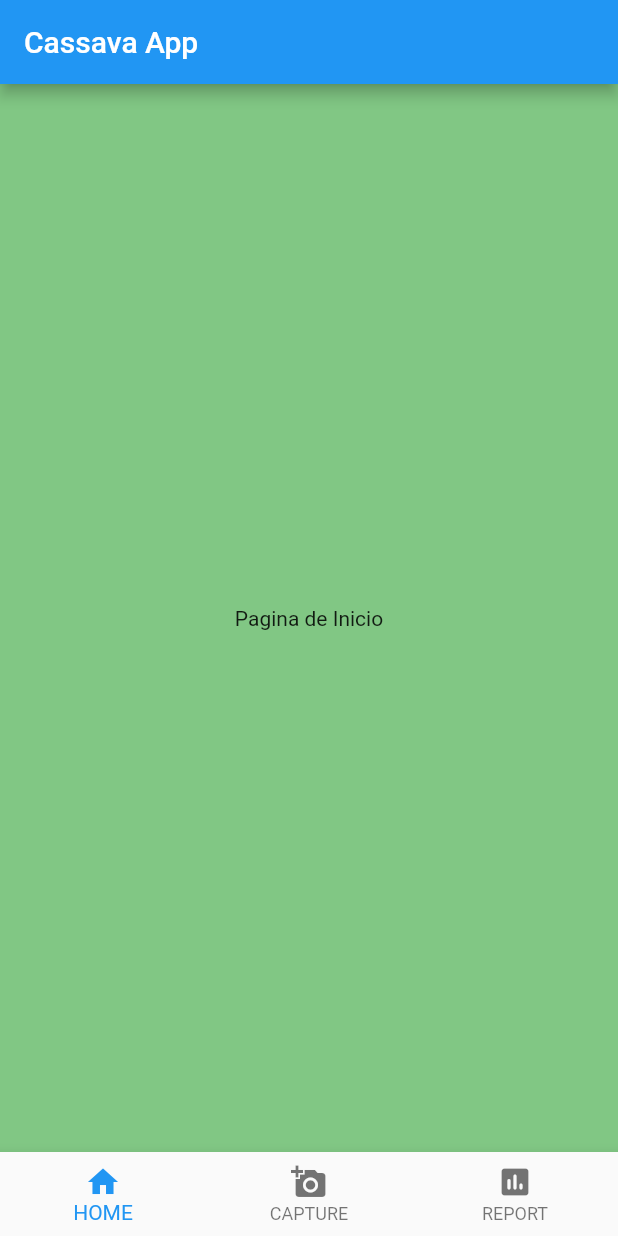
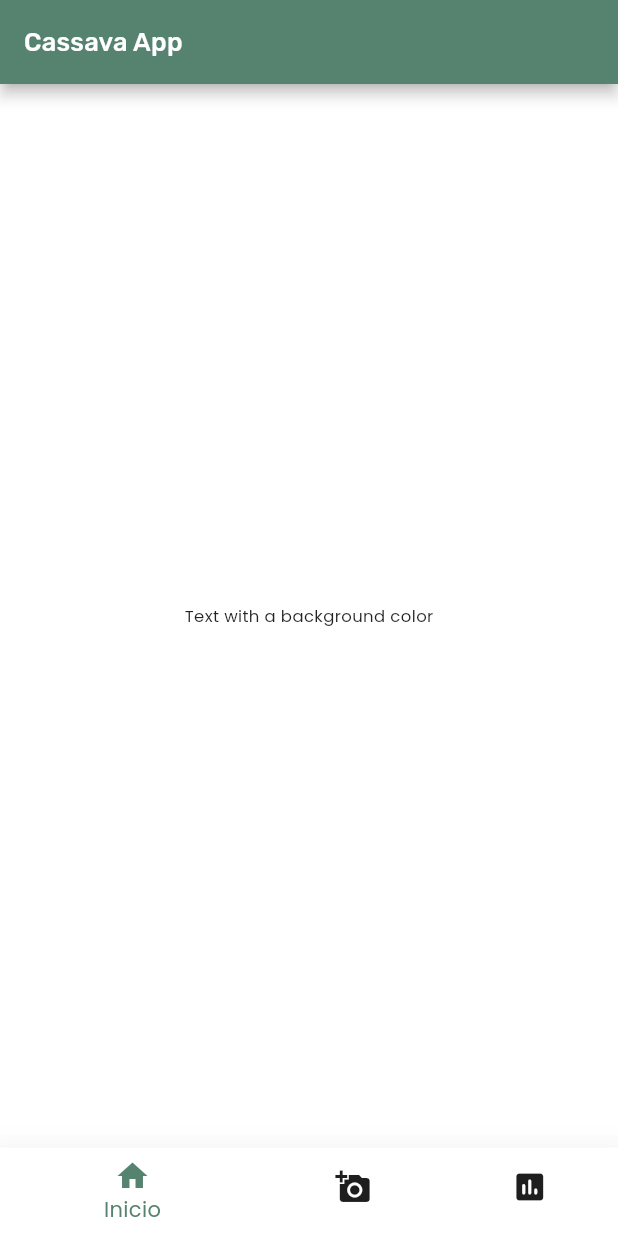
Before and after one commit to Cassave/CassaveAPP, a Flutter app: the screen it shows after launch, on a phone screen of 412 x 824 dp. Run offline on Flutter 3.47's test engine with Material 2 defaults, Android fonts, the phone set to English and light mode, and no system bars; our stand-ins replace google_fonts, image_picker.

Commit message:
Agregado el textTheme y colorScheme con los usados en el diseño

```diff
--- a/lib/main.dart
+++ b/lib/main.dart
@@ -1,4 +1,5 @@
 import 'package:cassava_app/screen/home_screen.dart';
+import 'package:google_fonts/google_fonts.dart';
 import 'package:flutter/material.dart';
 
 void main() => runApp(const MyApp());
@@ -13,10 +14,56 @@ class MyApp extends StatefulWidget {
 class _MyAppState extends State<MyApp> {
   @override
   Widget build(BuildContext context) {
-    return const MaterialApp(
-      debugShowCheckedModeBanner: false,
-      title: 'Cassava App',
-      home: HomeScreen(),
+    final TextTheme textTheme = TextTheme(
+      headline1: GoogleFonts.rubik(
+          fontSize: 83, fontWeight: FontWeight.w300, letterSpacing: -1.5),
+      headline2: GoogleFonts.rubik(
+          fontSize: 52, fontWeight: FontWeight.w300, letterSpacing: -0.5),
+      headline3: GoogleFonts.rubik(fontSize: 42, fontWeight: FontWeight.w400),
+      headline4: GoogleFonts.rubik(
+          fontSize: 29, fontWeight: FontWeight.w400, letterSpacing: 0.25),
+      headline5: GoogleFonts.rubik(fontSize: 21, fontWeight: FontWeight.w400),
+      headline6: GoogleFonts.rubik(
+          fontSize: 17, fontWeight: FontWeight.w500, letterSpacing: 0.15),
+      subtitle1: GoogleFonts.rubik(
+          fontSize: 14, fontWeight: FontWeight.w400, letterSpacing: 0.15),
+      subtitle2: GoogleFonts.rubik(
+          fontSize: 12, fontWeight: FontWeight.w500, letterSpacing: 0.1),
+      bodyText1: GoogleFonts.poppins(
+          fontSize: 13, fontWeight: FontWeight.w400, letterSpacing: 0.5),
+      bodyText2: GoogleFonts.poppins(
+          fontSize: 11, fontWeight: FontWeight.w400, letterSpacing: 0.25),
+      button: GoogleFonts.poppins(
+          fontSize: 11, fontWeight: FontWeight.w500, letterSpacing: 1.25),
+      caption: GoogleFonts.poppins(
+          fontSize: 10, fontWeight: FontWeight.w400, letterSpacing: 0.4),
+      overline: GoogleFonts.poppins(
+          fontSize: 8, fontWeight: FontWeight.w400, letterSpacing: 1.5),
     );
+    const ColorScheme colorScheme = ColorScheme(
+      primary: Color(0xFF55836F),
+      primaryVariant: Color(0xFF75A488),
+      secondary: Color(0xFF1E1E1E),
+      secondaryVariant: Color(0xFF747474),
+      background: Colors.white,
+      // surface: Color(0xFFF1F6F3),
+      surface: Colors.white,
+
+      onSurface: Color(0xFF55836F),
+      onBackground: Color(0xFF1E1E1E),
+      error: Color(0xFF1E1E1E),
+      onError: Colors.white,
+      onPrimary: Colors.white,
+      onSecondary: Colors.white,
+      brightness: Brightness.light,
+    );
+    return MaterialApp(
+        debugShowCheckedModeBanner: false,
+        title: 'Cassava App',
+        home: const HomeScreen(),
+        theme: ThemeData(
+          colorScheme: colorScheme,
+          textTheme: textTheme,
+        ));
   }
 }
--- a/lib/screen/home_screen.dart
+++ b/lib/screen/home_screen.dart
@@ -24,14 +24,30 @@ class _HomeScreenState extends State<HomeScreen> {
       ),
       body: _children[_currentIndex],
       bottomNavigationBar: BottomNavigationBar(
+        elevation: 20,
+        // selectedLabelStyle: Theme.of(context).textTheme.caption,
+        type: BottomNavigationBarType.shifting,
         currentIndex: _currentIndex,
         onTap: onTabTappend,
-        items: const [
-          BottomNavigationBarItem(icon: Icon(Icons.home), label: "HOME"),
+        selectedItemColor: Theme.of(context).colorScheme.primary,
+        unselectedItemColor: Theme.of(context).colorScheme.secondary,
+        items: const <BottomNavigationBarItem>[
           BottomNavigationBarItem(
-              icon: Icon(Icons.add_a_photo), label: "CAPTURE"),
+            // activeIcon: Icon()
+            icon: Icon(Icons.home),
+            label: "Inicio",
+            backgroundColor: Colors.white,
+          ),
           BottomNavigationBarItem(
-              icon: Icon(Icons.assessment_rounded), label: "REPORT"),
+            icon: Icon(Icons.add_a_photo),
+            label: "Capture",
+            backgroundColor: Colors.white,
+          ),
+          BottomNavigationBarItem(
+            icon: Icon(Icons.assessment_rounded),
+            label: "Report",
+            backgroundColor: Colors.white,
+          ),
         ],
       ),
     );
@@ -48,9 +64,12 @@ class CustomScreen extends StatelessWidget {
   @override
   Widget build(BuildContext context) {
     return Container(
-      color: Colors.green.shade300,
+      color: Theme.of(context).colorScheme.background,
       child: const Center(
-        child: Text('Pagina de Inicio'),
+        child: Text(
+          'Text with a background color',
+          // style: Theme.of(context).textTheme.headline1,
+        ),
       ),
     );
   }
```
Also changed, not shown: pubspec.yaml (+48 -49 lines), assets/icons/home_outline_icon.svg (added), pubspec.lock.
